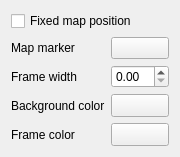
This is src/ui/qgsannotationwidgetbase.ui in carsmie/QGIS as Qt 5 draws it before an edit. The edited form follows.
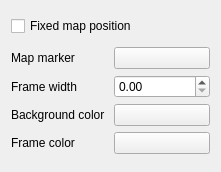
This is the edited form. Custom widgets are drawn as their Qt base class.

Commit message: [FEATURE] Update QgsColorButton to offer live color chooser updates and show transparent checkerboard background

```diff
--- a/src/ui/qgsannotationwidgetbase.ui
+++ b/src/ui/qgsannotationwidgetbase.ui
@@ -6,8 +6,8 @@
    <rect>
     <x>0</x>
     <y>0</y>
-    <width>180</width>
-    <height>151</height>
+    <width>221</width>
+    <height>172</height>
    </rect>
   </property>
   <property name="windowTitle">
@@ -23,6 +23,20 @@
    </item>
    <item row="1" column="0">
     <layout class="QGridLayout" name="gridLayout">
+     <item row="3" column="1">
+      <widget class="QgsColorButton" name="mFrameColorButton">
+       <property name="text">
+        <string/>
+       </property>
+      </widget>
+     </item>
+     <item row="2" column="0">
+      <widget class="QLabel" name="mBackgroundColorLabel">
+       <property name="text">
+        <string>Background color</string>
+       </property>
+      </widget>
+     </item>
      <item row="0" column="0">
       <widget class="QLabel" name="mMapMarkerLabel">
        <property name="text">
@@ -33,6 +47,13 @@
        </property>
       </widget>
      </item>
+     <item row="2" column="1">
+      <widget class="QgsColorButton" name="mBackgroundColorButton">
+       <property name="text">
+        <string/>
+       </property>
+      </widget>
+     </item>
      <item row="0" column="1">
       <widget class="QPushButton" name="mMapMarkerButton">
        <property name="text">
@@ -53,50 +74,11 @@
      <item row="1" column="1">
       <widget class="QDoubleSpinBox" name="mFrameWidthSpinBox"/>
      </item>
-     <item row="2" column="0">
-      <widget class="QLabel" name="mBackgroundColorLabel">
-       <property name="text">
-        <string>Background color</string>
-       </property>
-       <property name="buddy">
-        <cstring>mBackgroundColorButton</cstring>
-       </property>
-      </widget>
-     </item>
-     <item row="2" column="1">
-      <widget class="QgsColorButton" name="mBackgroundColorButton">
-       <property name="sizePolicy">
-        <sizepolicy hsizetype="Preferred" vsizetype="Fixed">
-         <horstretch>0</horstretch>
-         <verstretch>0</verstretch>
-        </sizepolicy>
-       </property>
-       <property name="text">
-        <string/>
-       </property>
-      </widget>
-     </item>
      <item row="3" column="0">
       <widget class="QLabel" name="mFrameColorLabel">
        <property name="text">
         <string>Frame color</string>
        </property>
-       <property name="buddy">
-        <cstring>mFrameColorButton</cstring>
-       </property>
-      </widget>
-     </item>
-     <item row="3" column="1">
-      <widget class="QgsColorButton" name="mFrameColorButton">
-       <property name="sizePolicy">
-        <sizepolicy hsizetype="Preferred" vsizetype="Fixed">
-         <horstretch>0</horstretch>
-         <verstretch>0</verstretch>
-        </sizepolicy>
-       </property>
-       <property name="text">
-        <string/>
-       </property>
       </widget>
      </item>
     </layout>
@@ -106,7 +88,7 @@
  <customwidgets>
   <customwidget>
    <class>QgsColorButton</class>
-   <extends>QToolButton</extends>
+   <extends>QPushButton</extends>
    <header>qgscolorbutton.h</header>
   </customwidget>
  </customwidgets>
```
The commit also changes 73 other files.
